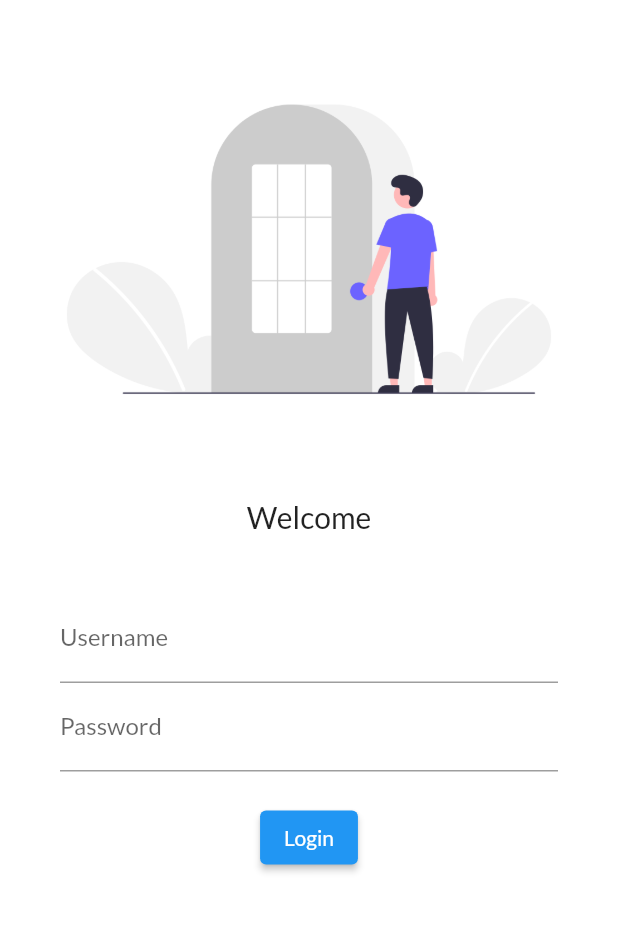
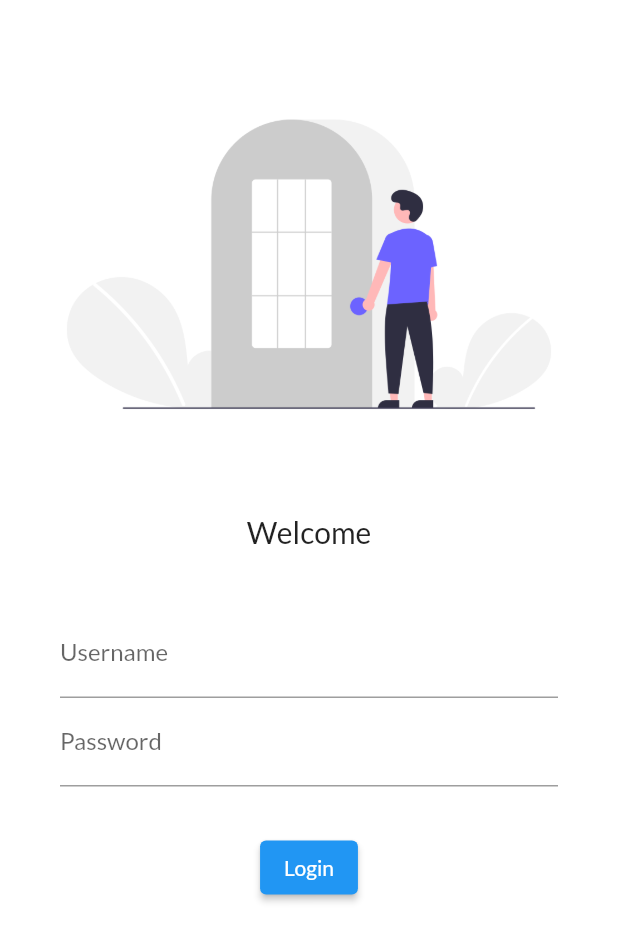
Before and after one commit to PriyangshuJS/Flutter_30, a Flutter app: the screen it shows after launch, on a phone screen of 412 x 824 dp. Shown: the top 942 px of the screen. Run offline on Flutter 3.47's test engine with Material 2 defaults, Android fonts, the phone set to English and light mode, and no system bars; our stand-ins replace google_fonts.

Commit message:
4th Commit

```diff
--- a/lib/Pages/Login_pge.dart
+++ b/lib/Pages/Login_pge.dart
@@ -8,7 +8,7 @@ class LoginPage extends StatelessWidget {
         child: Column(
           children: [
             SizedBox(
-              height: 40.0,
+              height: 50.0,
             ),
             Image.asset(
               "assets/images/Login_img.png",
@@ -41,7 +41,7 @@ class LoginPage extends StatelessWidget {
                         labelText: "Password", hintText: "Enter Password"),
                   ),
                   SizedBox(
-                    height: 20.0,
+                    height: 30.0,
                   ),
                   ElevatedButton(
                     child: Text("Login"),
```
